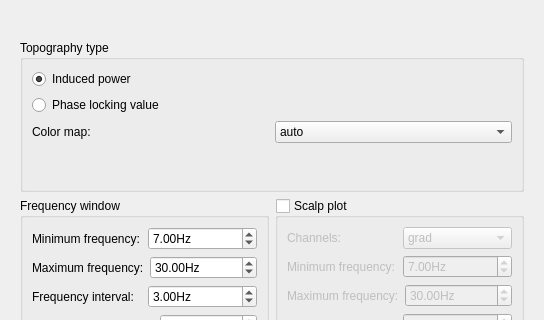
Qt form qt4Designer_ui_files/TFRtopologyUi.ui (cibr-jyu/meggie) before a commit; both pictures show x 0 to 544 and y 0 to 320 of the 544 by 735 pixel window.
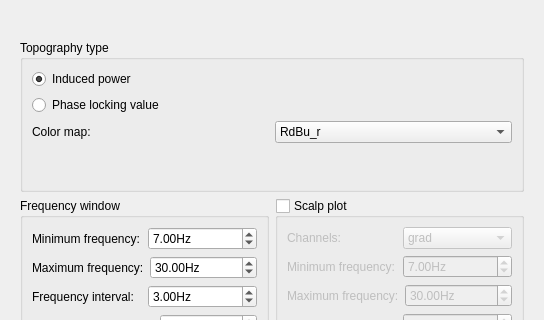
The same form after that commit.

```diff
--- a/qt4Designer_ui_files/TFRtopologyUi.ui
+++ b/qt4Designer_ui_files/TFRtopologyUi.ui
@@ -101,11 +101,6 @@
               <property name="currentIndex">
                <number>0</number>
               </property>
-              <item>
-               <property name="text">
-                <string>auto</string>
-               </property>
-              </item>
               <item>
                <property name="text">
                 <string>RdBu_r</string>
```
